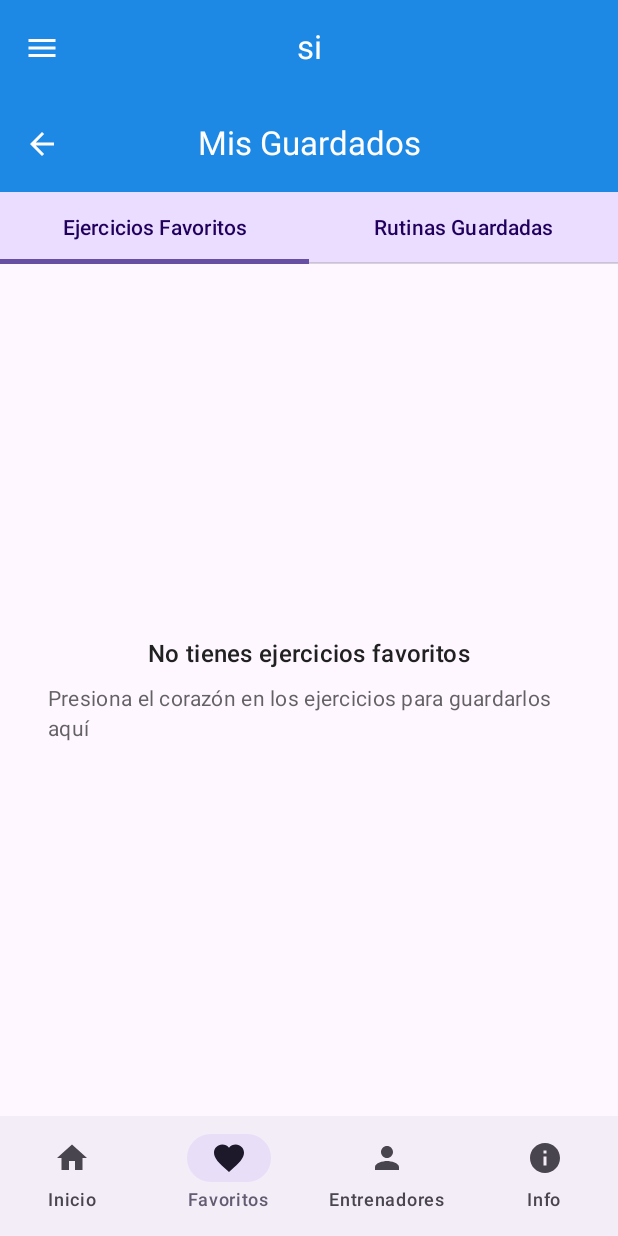
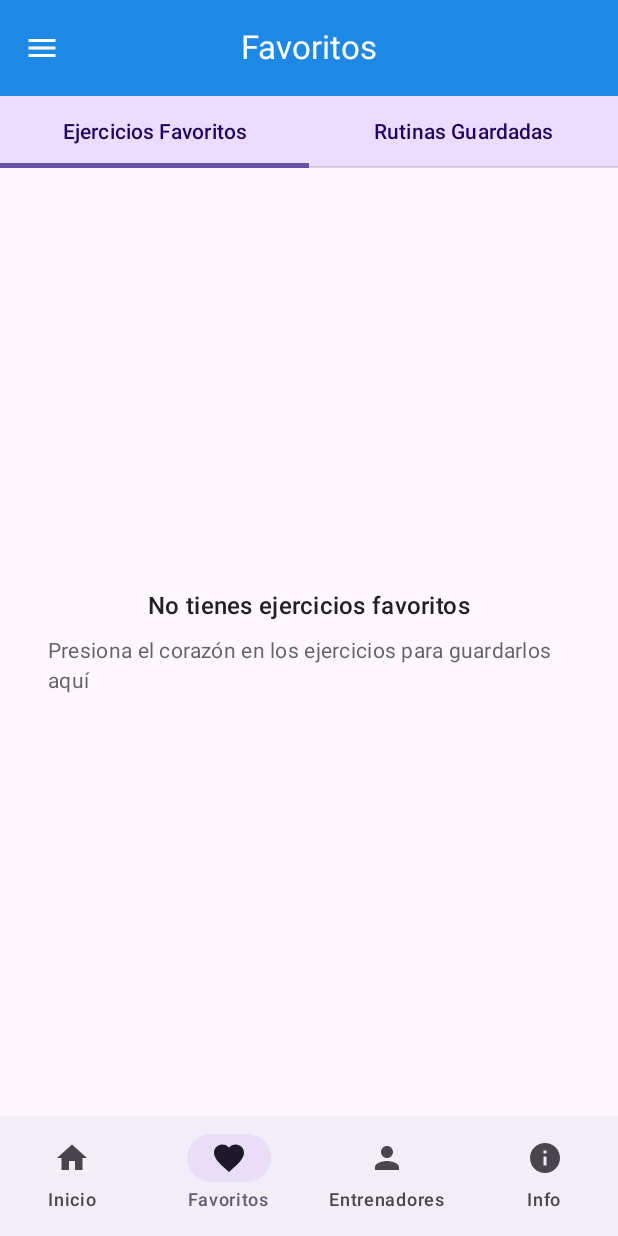
Before and after one commit to jesus2419/GYM-Android, an Android app built with Jetpack Compose: the screen it shows after launch (MainActivity), item 2 of the bottom bar chosen, on a phone screen of 412 x 824 dp. Run offline under Robolectric (Android 15) with nearby library versions, the phone set to English and light mode, and no system bars; our stand-ins replace accompanist; pictures from the network do not load.

Commit message:
top appbar dinamico para cada pantalla

```diff
--- a/app/src/main/java/com/example/gymandroid/model/TopBarState.kt
+++ b/app/src/main/java/com/example/gymandroid/model/TopBarState.kt
@@ -1 +1,27 @@
 package com.example.gymandroid.model
+
+import androidx.compose.runtime.Composable
+
+sealed class TopBarState(
+    val title: String,
+    val showBackButton: Boolean = false,
+    val actions: @Composable () -> Unit = {}
+) {
+    object Home : TopBarState(title = "Inicio")
+    object Favorites : TopBarState(title = "Favoritos")
+    object Trainers : TopBarState(title = "Entrenadores")
+    object Info : TopBarState(title = "Información")
+    object ExerciseDetail : TopBarState(
+        title = "Detalle ejercicio",
+        showBackButton = true
+    )
+    object RoutineDetail : TopBarState(
+        title = "Detalle rutina",
+        showBackButton = true
+    )
+
+    object TrainerDetail : TopBarState(
+        title = "Detalle entrenador",
+        showBackButton = true
+    )
+}
--- a/app/src/main/java/com/example/gymandroid/view/DynamicTopBar.kt
+++ b/app/src/main/java/com/example/gymandroid/view/DynamicTopBar.kt
@@ -1 +1,60 @@
 package com.example.gymandroid.view
+
+import androidx.compose.foundation.layout.Column
+import androidx.compose.material.icons.Icons
+import androidx.compose.material.icons.automirrored.filled.ArrowBack
+import androidx.compose.material.icons.filled.ArrowBack
+import androidx.compose.material.icons.filled.Menu
+import androidx.compose.material3.CenterAlignedTopAppBar
+import androidx.compose.material3.ExperimentalMaterial3Api
+import androidx.compose.material3.Icon
+import androidx.compose.material3.IconButton
+import androidx.compose.material3.MaterialTheme
+import androidx.compose.material3.Text
+import androidx.compose.material3.TopAppBarDefaults
+import androidx.compose.runtime.Composable
+import androidx.compose.ui.Alignment
+import androidx.compose.ui.graphics.Color
+import com.example.gymandroid.model.TopBarState
+import com.example.gymandroid.model.Trainer
+import com.example.gymandroid.ui.theme.AppTheme
+
+@OptIn(ExperimentalMaterial3Api::class)
+@Composable
+fun DynamicTopBar(
+    state: TopBarState,
+    onBackClick: () -> Unit,
+    onMenuClick: () -> Unit
+) {
+
+        CenterAlignedTopAppBar(
+            title = { Text(text = state.title) },
+            navigationIcon = {
+                if (state.showBackButton) {
+                    IconButton(onClick = onBackClick) {
+                        Icon(
+                            imageVector = Icons.Default.ArrowBack,
+                            contentDescription = "Volver",
+                            tint = Color.White
+                        )
+                    }
+                } else {
+                    IconButton(onClick = onMenuClick) {
+                        Icon(
+                            imageVector = Icons.Default.Menu,
+                            contentDescription = "Abrir menú",
+                            tint = Color.White
+                        )
+                    }
+                }
+            },
+            actions = { state.actions() },
+            colors = TopAppBarDefaults.centerAlignedTopAppBarColors(
+                containerColor = AppTheme.PrimaryColor,
+                titleContentColor = Color.White,
+                navigationIconContentColor = Color.White,
+                actionIconContentColor = Color.White
+            )
+        )
+
+}
--- a/app/src/main/java/com/example/gymandroid/view/FavoritesScreen.kt
+++ b/app/src/main/java/com/example/gymandroid/view/FavoritesScreen.kt
@@ -58,21 +58,7 @@ fun FavoritesScreen(
     val coroutineScope = rememberCoroutineScope()
 
     Scaffold(
-        topBar = {
-            CenterAlignedTopAppBar(
-                title = { Text("Mis Guardados") },
-                navigationIcon = {
-                    IconButton(onClick = { navController.popBackStack() }) {
-                        Icon(Icons.Default.ArrowBack, contentDescription = "Atrás")
-                    }
-                },
-                colors = TopAppBarDefaults.centerAlignedTopAppBarColors(
-                    containerColor = AppTheme.PrimaryColor,
-                    titleContentColor = Color.White,
-                    navigationIconContentColor = Color.White
-                )
-            )
-        }
+
     ) { innerPadding ->
         Column(modifier = Modifier.padding(innerPadding)) {
             // Pestañas - Versión corregida
--- a/app/src/main/java/com/example/gymandroid/view/mainScreen.kt
+++ b/app/src/main/java/com/example/gymandroid/view/mainScreen.kt
@@ -31,8 +31,12 @@ import androidx.navigation.NavController
 import androidx.navigation.NavType
 import androidx.navigation.compose.NavHost
 import androidx.navigation.compose.composable
+import androidx.navigation.compose.currentBackStackEntryAsState
 import androidx.navigation.compose.rememberNavController
 import androidx.navigation.navArgument
+import com.example.gymandroid.model.TopBarState
+import com.example.gymandroid.model.Trainer
+import com.example.gymandroid.model.dummyTrainers
 import com.example.gymandroid.ui.theme.AppTheme
 import com.example.gymandroid.viewmodel.HomeViewModel
 import com.example.gymandroid.viewmodel.mainViewModel
@@ -48,6 +52,27 @@ fun MainScreen() {
     val scope = rememberCoroutineScope()
 
 
+    // Obtener la ruta actual
+    val currentRoute by navController.currentBackStackEntryAsState()
+    val currentRouteName = currentRoute?.destination?.route
+
+    // Estado para el entrenador seleccionado
+    var currentTrainer by remember { mutableStateOf<Trainer?>(null) }
+
+    // Determinar el estado del TopBar basado en la ruta
+    val topBarState = remember(currentRouteName) {
+        when {
+            currentRouteName == BottomNavItem.Home.route -> TopBarState.Home
+            currentRouteName == BottomNavItem.Favorites.route -> TopBarState.Favorites
+            currentRouteName == BottomNavItem.Trainers.route -> TopBarState.Trainers
+            currentRouteName == BottomNavItem.Info.route -> TopBarState.Info
+            currentRouteName?.startsWith("exercise_detail") == true -> TopBarState.ExerciseDetail
+            currentRouteName?.startsWith("routine_detail") == true -> TopBarState.RoutineDetail
+            currentRouteName?.startsWith("trainerDetails") == true -> TopBarState.TrainerDetail
+
+            else -> TopBarState.Home
+        }
+    }
 
     val screens = listOf(
         BottomNavItem.Home,
@@ -69,21 +94,10 @@ fun MainScreen() {
 
         Scaffold(
             topBar = {
-                CenterAlignedTopAppBar(
-                    title = { Text(text = "si") },
-                    navigationIcon = {
-                        IconButton(
-                            onClick = { scope.launch { viewModel.drawerState.open() } }
-                        ) {
-                            Icon(Icons.Default.Menu, contentDescription = "Abrir menú")
-                        }
-                    },
-
-                    colors = TopAppBarDefaults.centerAlignedTopAppBarColors(
-                        containerColor = AppTheme.PrimaryColor,
-                        titleContentColor = Color.White,
-                        navigationIconContentColor = Color.White
-                    )
+                DynamicTopBar(
+                    state = topBarState,
+                    onBackClick = { navController.popBackStack() },
+                    onMenuClick = { scope.launch { viewModel.drawerState.open() } }
                 )
             },
             containerColor = AppTheme.BackgroundColor,
@@ -130,10 +144,15 @@ fun MainScreen() {
                     )
                 }
 
+
+
                 composable("trainerDetails/{trainerId}") { backStackEntry ->
                     val trainerId = backStackEntry.arguments?.getString("trainerId")?.toIntOrNull() ?: 0
                     TrainerDetailScreen(trainerId = trainerId, navController)
                 }
+
+
+
 
                 // Pantalla de Información
                 composable(BottomNavItem.Info.route) {
--- a/app/src/main/java/com/example/gymandroid/view/trainerScreen.kt
+++ b/app/src/main/java/com/example/gymandroid/view/trainerScreen.kt
@@ -36,11 +36,7 @@ import androidx.compose.foundation.lazy.items
 @Composable
 fun TrainersScreen(onTrainerClick: (Int) -> Unit) {
     Scaffold(
-        topBar = {
-            TopAppBar(
-                title = { Text("Entrenadores") },
-            )
-        }
+
     ) { padding ->
         LazyColumn(
             modifier = Modifier
--- a/app/src/main/java/com/example/gymandroid/viewmodel/AppStateViewModel.kt
+++ b/app/src/main/java/com/example/gymandroid/viewmodel/AppStateViewModel.kt
@@ -1 +1,6 @@
 package com.example.gymandroid.viewmodel
+
+import androidx.compose.runtime.mutableStateOf
+import androidx.lifecycle.ViewModel
+import com.example.gymandroid.model.TopBarState
+import com.example.gymandroid.model.Trainer
```
Also changed, not shown: app/src/main/java/com/example/gymandroid/view/ExcersiceScreen.kt (+0 -14 lines), app/src/main/java/com/example/gymandroid/view/RoutineScreen.kt (+1 -19 lines), app/src/main/java/com/example/gymandroid/view/trainerDetailscreen.kt (+4 -10 lines), app/src/main/java/com/example/utils/NavigationExtensions.kt (+24 -0 lines).
